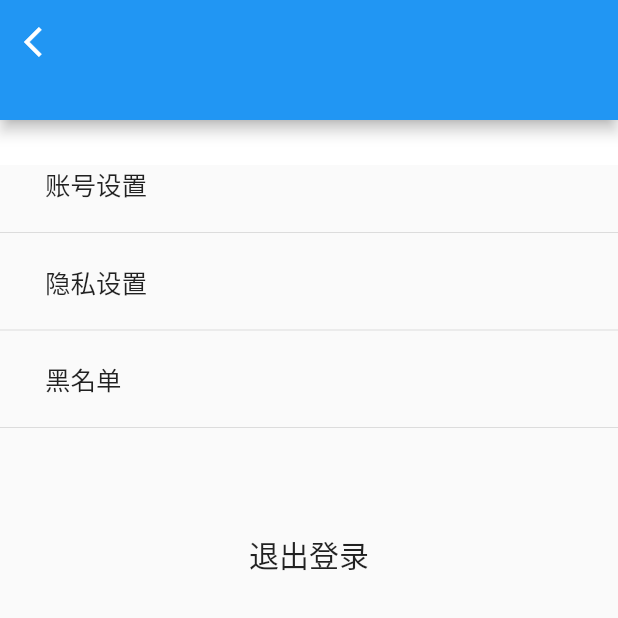
After one commit to TeamYouthChina/mobile, a Flutter app: the screen it shows after launch, item 4 of the bottom bar chosen, after a tap on "设置", on a phone screen of 412 x 824 dp, the top half of it. The commit adds this screen. Run offline on Flutter 3.47's test engine with Material 2 defaults, Android fonts, the phone set to English and light mode, and no system bars.

Commit message:
add Setting link to Setting

```diff
--- /dev/null
+++ b/flutter_appmineview/lib/MyInfo/Cyt_Setting.dart
@@ -0,0 +1,121 @@
+import 'package:flutter/material.dart';
+
+class Cyt_Setting extends StatefulWidget {
+  @override
+  _Cyt_SettingState createState() => _Cyt_SettingState();
+}
+
+class _Cyt_SettingState extends State<Cyt_Setting> {
+  @override
+  Widget build(BuildContext context) {
+    return Scaffold(
+        appBar: new PreferredSize(
+            child: new AppBar(
+              leading: new IconButton(
+                icon: Icon(Icons.arrow_back_ios),
+                onPressed: () {
+                  Navigator.of(context).pop();
+                },
+              ),
+            ),
+            preferredSize: Size.fromHeight(80.0)),
+        body: new Column(
+          children: <Widget>[
+//              new Container(
+//                height: 10.0,
+//                decoration: BoxDecoration(color: Colors.white),
+//                padding: EdgeInsets.only(top: 20.0, bottom: 20.0),
+//              ),
+            new Container(
+              height: 30.0,
+              padding: EdgeInsets.only(top: 10.0, bottom: 10.0),
+              decoration: BoxDecoration(
+                color: Colors.white,
+              ),
+            ),
+            new ListView(
+              shrinkWrap: true,
+              children: <Widget>[
+                new Padding(
+                  padding: const EdgeInsets.only(left: 30.0),
+                  child: new Text(
+                    '账号设置',
+                    style:
+                        TextStyle(fontWeight: FontWeight.w200, fontSize: 17.0),
+                  ),
+                ),
+                new Divider(
+                  height: 40.0,
+                ),
+                new Padding(
+                  padding: const EdgeInsets.only(left: 30.0),
+                  child: new Text(
+                    '隐私设置',
+                    style:
+                        TextStyle(fontWeight: FontWeight.w200, fontSize: 17.0),
+                  ),
+                ),
+                new Divider(
+                  height: 40.0,
+                ),
+                new Padding(
+                  padding: const EdgeInsets.only(left: 30.0),
+                  child: new Text(
+                    '黑名单',
+                    style:
+                        TextStyle(fontWeight: FontWeight.w200, fontSize: 17.0),
+                  ),
+                ),
+                new Divider(
+                  height: 40.0,
+                ),
+              ],
+            ),
+
+            new Container(
+              child: new Padding(
+                padding: const EdgeInsets.only(top: 50.0),
+                child: new Center(
+                  child: new Text(
+                    '退出登录',
+                    style:
+                        TextStyle(fontWeight: FontWeight.w200, fontSize: 20.0),
+                  ),
+                ),
+              ),
+            )
+            /* ],
+              )*/
+          ],
+        ));
+
+//      new ListView.builder(itemCount: 3, itemBuilder: buildItem
+  }
+
+//  Widget _getContainer(String )
+
+//  Widget buildItem(BuildContext context, int index) {
+//    //设置分割线
+////    TextStyle textStyle = new TextStyle(fontWeight: FontWeight.bold, fontSize: 18.0);
+//    //设置Padding
+//    return new Container(
+//
+//      child: new Column(
+//        children: <Widget>[
+//          new Padding(padding: const EdgeInsets.only(left: 15.0,right: 250.0, top: 15.0),
+//              child: new Text("账号设置", style: TextStyle(color: Colors.black, fontSize: 20.0))),
+//          new Divider(
+//            color: Colors.black,
+//            height: 30.0,
+//          ),
+//
+//
+//
+//        ],
+//      )
+//
+//    );
+//
+//  }
+
+}
--- a/flutter_appmineview/lib/MyInfo/Scy_MyPage.dart
+++ b/flutter_appmineview/lib/MyInfo/Scy_MyPage.dart
@@ -3,6 +3,7 @@ import 'search_bar.dart';
 import 'MyFocusPage.dart';
 import 'FocusMePage.dart';
 import 'cyt_influence.dart';
+import 'Cyt_Setting.dart';
 
 class MyPage extends StatefulWidget {
   MyPage({Key key}) : super(key: key);
@@ -336,10 +337,13 @@ class _MyPageState extends State<MyPage> {
                         new Container(
                           height: 8.0,
                         ),
-                        new Text(
-                          '设置',
-                          style: TextStyle(fontSize: 15.0),
-                        ),
+                        new FlatButton(
+                            onPressed: goToCyt_Setting,
+                            child: new Text(
+                              '设置',
+                              style: TextStyle(fontSize: 15.0),
+                            )),
+
                       ],
                     ),
                     new Column(
@@ -389,4 +393,9 @@ class _MyPageState extends State<MyPage> {
     Navigator.push(context,
         new MaterialPageRoute(builder: (context) => new cyt_influence()));
   }
+
+  void goToCyt_Setting() {
+    Navigator.push(context,
+        new MaterialPageRoute(builder: (context) => new Cyt_Setting()));
+  }
 }
```
